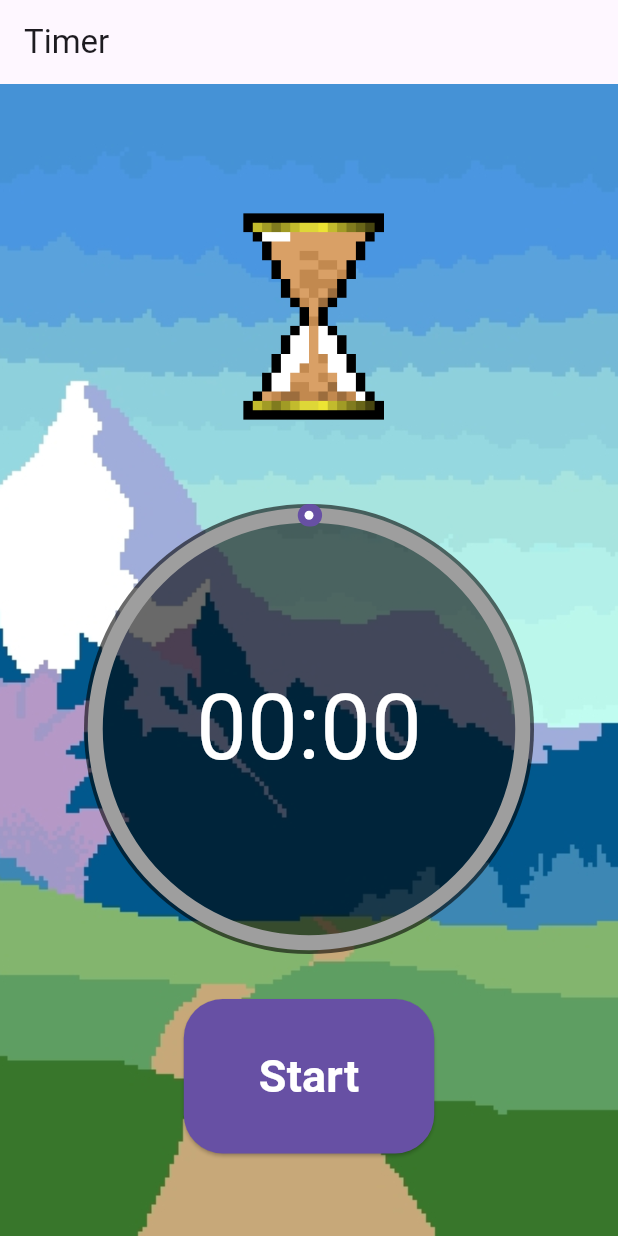
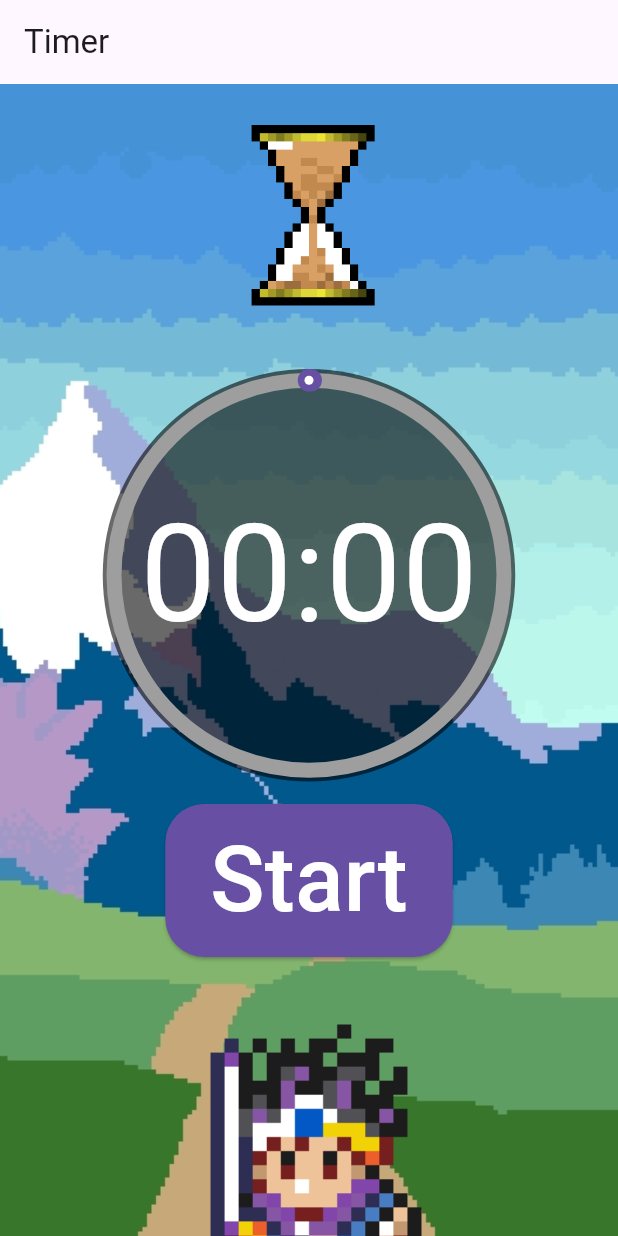
Before and after one commit to cosmochi/focus-fighters, a Flutter app: the TimerPage screen opened directly, on a phone screen of 412 x 824 dp. Run offline on Flutter 3.47's test engine with Material 3 defaults, Android fonts, the phone set to English and light mode, and no system bars; drawn by our look-alikes of sleek_circular_slider; our stand-ins replace animated_text_kit, firebase_auth, firebase_core, fluttertoast, font_awesome_flutter, google_sign_in; accounts and stored records are empty; Roboto replaces fonts that are missing (Pixel).

Commit message:
Added Assets and Font

```diff
--- a/main/lib/timer_page.dart
+++ b/main/lib/timer_page.dart
@@ -16,13 +16,13 @@ class _TimerPageState extends State<TimerPage> with AutomaticKeepAliveClientMixi
   bool _isRunning = false;
 
   @override
-  bool get wantKeepAlive => true; // Required for AutomaticKeepAliveClientMixin
+  bool get wantKeepAlive => true;
 
   @override
   void initState() {
     super.initState();
     if (_timerManager.remainingTime == 0) {
-      _timerManager.remainingTime = 60;  // Or another default starting time
+      _timerManager.remainingTime = 60;
     }
   }
 
@@ -42,8 +42,8 @@ class _TimerPageState extends State<TimerPage> with AutomaticKeepAliveClientMixi
           _timer?.cancel();
           setState(() {
             _isRunning = false;
-            _timer = null;  // Make sure to nullify the timer
-            _selectedTime = 0;  // Reset the selected time
+            _timer = null;
+            _selectedTime = 0;
           });
         }
       });
@@ -56,7 +56,7 @@ class _TimerPageState extends State<TimerPage> with AutomaticKeepAliveClientMixi
       _isRunning = false;
       _remainingTime = 0;
       _selectedTime = 0;
-      _timer = null;  // Nullify the timer here as well
+      _timer = null;
     });
   }
 
@@ -68,7 +68,7 @@ class _TimerPageState extends State<TimerPage> with AutomaticKeepAliveClientMixi
 
   @override
   Widget build(BuildContext context) {
-    super.build(context); // This needs to be called when using AutomaticKeepAliveClientMixin
+    super.build(context);
     return Scaffold(
       appBar: AppBar(
         title: Text("Timer"),
@@ -87,29 +87,25 @@ class _TimerPageState extends State<TimerPage> with AutomaticKeepAliveClientMixi
               children: <Widget>[
                 Image.asset(
                   _isRunning ? 'assets/images/timer_gif.gif' : 'assets/images/timer_freeze.png',
-                  width: 200,
-                  height: 200,
+                  width: 175,
+                  height: 175,
                 ),
-                SizedBox(height: 25),
-                Stack(
-                  alignment: Alignment.center,
-                  children: <Widget>[
+                SizedBox(height: 15),
                 Container(
-                      width: 300,
-                      height: 300,
+                  width: 275,
+                  height: 275,
                   decoration: BoxDecoration(
                     color: const Color.fromARGB(150, 0, 0, 0),
                     shape: BoxShape.circle,
                   ),
-                    ),
-                    SleekCircularSlider(
+                  child: SleekCircularSlider(
                     appearance: CircularSliderAppearance(
-                        size: 300,
+                      size: 275,
                       angleRange: 360,
                       startAngle: 270,
                       customWidths: CustomSliderWidths(
-                          trackWidth: 10,  // Increase the track width for better touch interaction
-                          progressBarWidth: 15,  // Increase the progress bar width
+                        trackWidth: 10,
+                        progressBarWidth: 15,
                         shadowWidth: 0,
                       ),
                       customColors: CustomSliderColors(
@@ -119,8 +115,9 @@ class _TimerPageState extends State<TimerPage> with AutomaticKeepAliveClientMixi
                       ),
                       infoProperties: InfoProperties(
                         mainLabelStyle: TextStyle(
-                            fontSize: 60,
+                          fontSize: 90,
                           color: Colors.white,
+                          fontFamily: 'Pixel',
                         ),
                         modifier: (double value) {
                           final minutes = (_remainingTime / 60).floor();
@@ -134,22 +131,21 @@ class _TimerPageState extends State<TimerPage> with AutomaticKeepAliveClientMixi
                     initialValue: _selectedTime,
                     onChange: (!_isRunning) ? (double value) {
                       setState(() {
-                          _selectedTime = (value * 4).round() / 4;  // Ensures increments are in 0.25 (15 seconds)
+                        _selectedTime = (value * 4).round() / 4;
                         _remainingTime = (_selectedTime * 60).toInt();
                       });
                     } : null,
                   ),
-                  ],
                 ),
-                SizedBox(height: 30),
+                SizedBox(height: 15),
                 ElevatedButton(
                   onPressed: _isRunning ? _cancelTimer : _startTimer,
                   child: Text(
                     _isRunning ? 'Cancel' : 'Start',
                     style: TextStyle(
                       color: Colors.white,
-                      fontSize: 30,  // Increased font size
-                      fontWeight: FontWeight.bold,
+                      fontSize: 60,
+                      fontFamily: 'Pixel',
                     ),
                   ),
                   style: ElevatedButton.styleFrom(
@@ -157,7 +153,15 @@ class _TimerPageState extends State<TimerPage> with AutomaticKeepAliveClientMixi
                     shape: RoundedRectangleBorder(
                       borderRadius: BorderRadius.circular(26.0),
                     ),
-                    padding: EdgeInsets.symmetric(horizontal: 50, vertical: 30),
+                    padding: EdgeInsets.symmetric(horizontal: 30, vertical: 8),
+                  ),
+                ),
+                Transform.translate(
+                  offset: Offset(0, -30), // Negative Y offset to move the image upwards
+                  child: Image.asset(
+                    _isRunning ? 'assets/images/hero1_fight.gif' : 'assets/images/hero1.gif',
+                    width: 300,
+                    height: 300,
                   ),
                 ),
               ],
--- a/main/pubspec.yaml
+++ b/main/pubspec.yaml
@@ -68,6 +68,11 @@ flutter:
 
   assets:
     - assets/images/
+
+  fonts:
+    - family: Pixel
+      fonts:
+        - asset: assets/fonts/Permanent_Marker/AdvancedPixel7-2L9W.ttf
   # An image asset can refer to one or more resolution-specific "variants", see
   # https://flutter.dev/assets-and-images/#resolution-aware
 
```
Also changed, not shown: main/lib/friend_page.dart (+10 -2 lines), main/lib/settings_page.dart (+12 -4 lines), main/lib/shop_page.dart (+12 -4 lines), main/assets/images/wisp-upscale.gif (added). Lines whose indentation alone changed are shown as unchanged.
